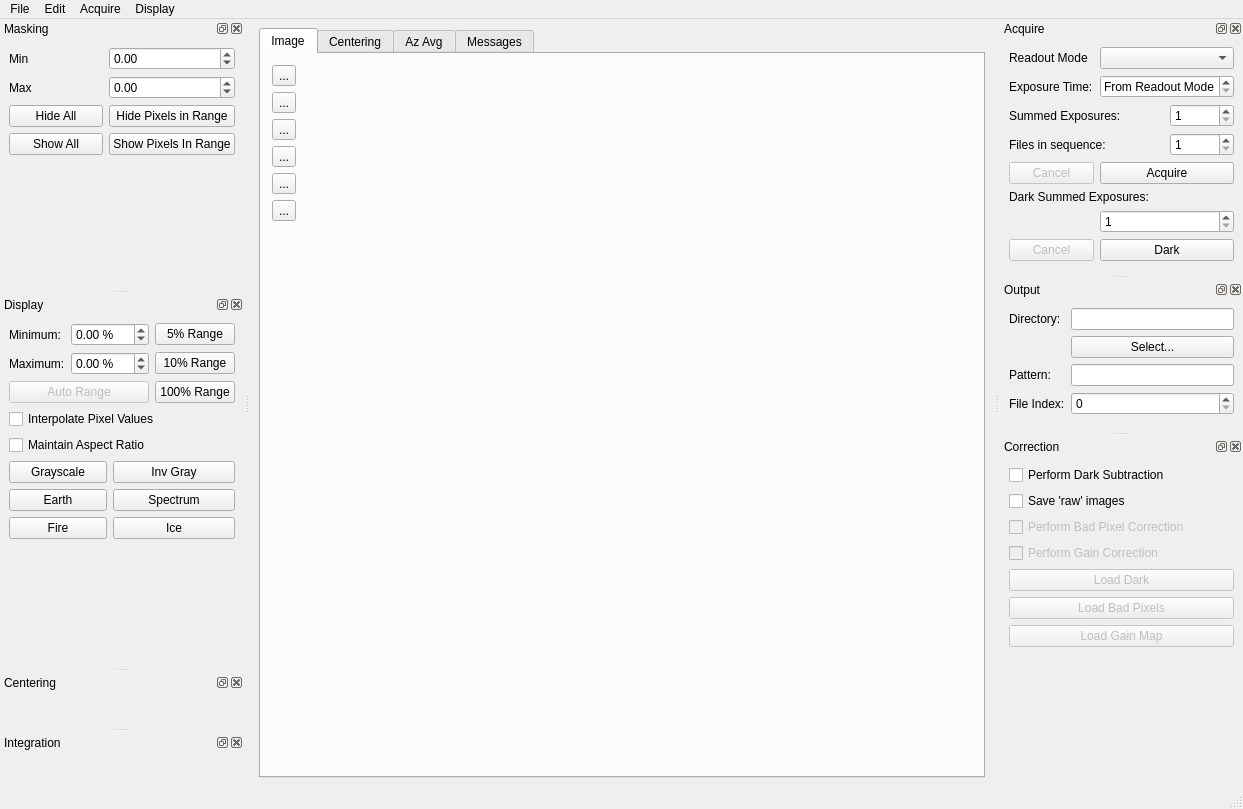
guyjennings/qxrd, file qxrdwindow.ui: the form before one commit.
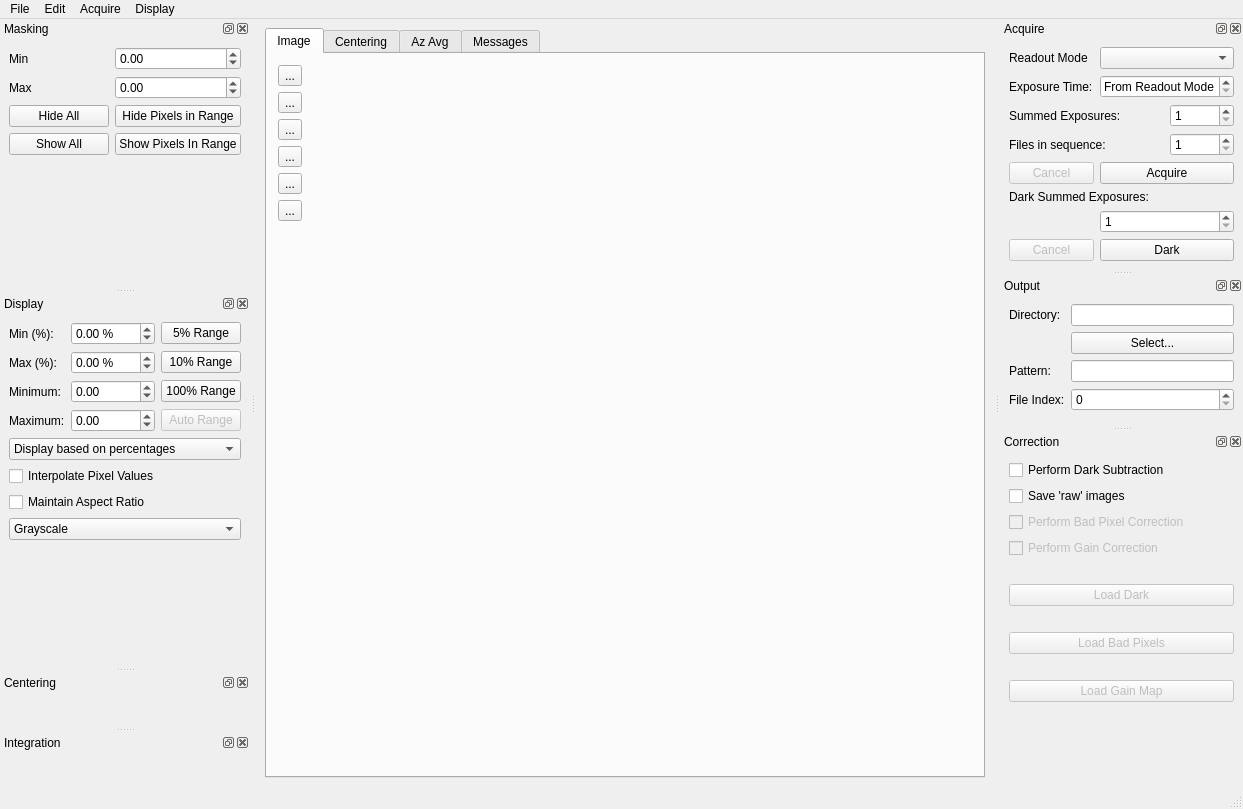
The form after the commit. Icons and pictures are not drawn. Custom widgets are drawn as their Qt base class.

What changed in the file:
```diff
--- a/qxrdwindow.ui
+++ b/qxrdwindow.ui
@@ -71,7 +71,7 @@
                <string>...</string>
               </property>
               <property name="icon">
-               <iconset resource="qxrdresources.qrc">
+               <iconset>
                 <normaloff>:/images/images/zoom-in.png</normaloff>:/images/images/zoom-in.png</iconset>
               </property>
               <property name="iconSize">
@@ -97,7 +97,7 @@
                <string>...</string>
               </property>
               <property name="icon">
-               <iconset resource="qxrdresources.qrc">
+               <iconset>
                 <normaloff>:/images/images/zoom-out.png</normaloff>:/images/images/zoom-out.png</iconset>
               </property>
               <property name="iconSize">
@@ -130,7 +130,7 @@
                <string>...</string>
               </property>
               <property name="icon">
-               <iconset resource="qxrdresources.qrc">
+               <iconset>
                 <normaloff>:/images/images/zoom-all.png</normaloff>:/images/images/zoom-all.png</iconset>
               </property>
               <property name="iconSize">
@@ -147,7 +147,7 @@
                <string>...</string>
               </property>
               <property name="icon">
-               <iconset resource="qxrdresources.qrc">
+               <iconset>
                 <normaloff>:/images/images/ringfinder.png</normaloff>:/images/images/ringfinder.png</iconset>
               </property>
               <property name="iconSize">
@@ -170,7 +170,7 @@
                <string>...</string>
               </property>
               <property name="icon">
-               <iconset resource="qxrdresources.qrc">
+               <iconset>
                 <normaloff>:/images/images/slice.png</normaloff>:/images/images/slice.png</iconset>
               </property>
               <property name="iconSize">
@@ -193,7 +193,7 @@
                <string>...</string>
               </property>
               <property name="icon">
-               <iconset resource="qxrdresources.qrc">
+               <iconset>
                 <normaloff>:/images/images/measure.png</normaloff>:/images/images/measure.png</iconset>
               </property>
               <property name="iconSize">
@@ -241,7 +241,7 @@
                <string>...</string>
               </property>
               <property name="icon">
-               <iconset resource="qxrdresources.qrc">
+               <iconset>
                 <normaloff>:/images/images/zoom-in.png</normaloff>:/images/images/zoom-in.png</iconset>
               </property>
               <property name="iconSize">
@@ -261,7 +261,7 @@
                <string>...</string>
               </property>
               <property name="icon">
-               <iconset resource="qxrdresources.qrc">
+               <iconset>
                 <normaloff>:/images/images/zoom-out.png</normaloff>:/images/images/zoom-out.png</iconset>
               </property>
               <property name="iconSize">
@@ -294,7 +294,7 @@
                <string>...</string>
               </property>
               <property name="icon">
-               <iconset resource="qxrdresources.qrc">
+               <iconset>
                 <normaloff>:/images/images/zoom-all.png</normaloff>:/images/images/zoom-all.png</iconset>
               </property>
               <property name="iconSize">
@@ -340,7 +340,7 @@
                <string>...</string>
               </property>
               <property name="icon">
-               <iconset resource="qxrdresources.qrc">
+               <iconset>
                 <normaloff>:/images/images/zoom-in.png</normaloff>:/images/images/zoom-in.png</iconset>
               </property>
               <property name="iconSize">
@@ -360,7 +360,7 @@
                <string>...</string>
               </property>
               <property name="icon">
-               <iconset resource="qxrdresources.qrc">
+               <iconset>
                 <normaloff>:/images/images/zoom-out.png</normaloff>:/images/images/zoom-out.png</iconset>
               </property>
               <property name="iconSize">
@@ -393,7 +393,7 @@
                <string>...</string>
               </property>
               <property name="icon">
-               <iconset resource="qxrdresources.qrc">
+               <iconset>
                 <normaloff>:/images/images/zoom-all.png</normaloff>:/images/images/zoom-all.png</iconset>
               </property>
               <property name="iconSize">
@@ -526,7 +526,7 @@
      <x>0</x>
      <y>0</y>
      <width>1243</width>
-     <height>21</height>
+     <height>23</height>
     </rect>
    </property>
    <widget class="QMenu" name="menuFile">
@@ -971,6 +971,13 @@
        </property>
       </widget>
      </item>
+     <item>
+      <widget class="QLabel" name="m_DarkImagePath">
+       <property name="text">
+        <string/>
+       </property>
+      </widget>
+     </item>
      <item>
       <widget class="QPushButton" name="m_LoadDarkButton">
        <property name="enabled">
@@ -981,6 +988,13 @@
        </property>
       </widget>
      </item>
+     <item>
+      <widget class="QLabel" name="m_BadPixelsPath">
+       <property name="text">
+        <string/>
+       </property>
+      </widget>
+     </item>
      <item>
       <widget class="QPushButton" name="m_LoadBadPixelsButton">
        <property name="enabled">
@@ -991,6 +1005,13 @@
        </property>
       </widget>
      </item>
+     <item>
+      <widget class="QLabel" name="m_GainMapPath">
+       <property name="text">
+        <string/>
+       </property>
+      </widget>
+     </item>
      <item>
       <widget class="QPushButton" name="m_LoadGainCorrection">
        <property name="enabled">
@@ -1116,12 +1137,12 @@
      <item row="0" column="0">
       <widget class="QLabel" name="label_11">
        <property name="text">
-        <string>Minimum:</string>
+        <string>Min (%):</string>
        </property>
       </widget>
      </item>
      <item row="0" column="1" colspan="2">
-      <widget class="QDoubleSpinBox" name="m_DisplayMinimum">
+      <widget class="QDoubleSpinBox" name="m_DisplayMinimumPct">
        <property name="suffix">
         <string> %</string>
        </property>
@@ -1143,12 +1164,12 @@
      <item row="1" column="0">
       <widget class="QLabel" name="label_12">
        <property name="text">
-        <string>Maximum:</string>
+        <string>Max (%):</string>
        </property>
       </widget>
      </item>
      <item row="1" column="1" colspan="2">
-      <widget class="QDoubleSpinBox" name="m_DisplayMaximum">
+      <widget class="QDoubleSpinBox" name="m_DisplayMaximumPct">
        <property name="suffix">
         <string> %</string>
        </property>
@@ -1167,24 +1188,7 @@
        </property>
       </widget>
      </item>
-     <item row="2" column="0" colspan="3">
-      <widget class="QPushButton" name="m_AutoRange">
-       <property name="enabled">
-        <bool>false</bool>
-       </property>
-       <property name="text">
-        <string>Auto Range</string>
-       </property>
-      </widget>
-     </item>
-     <item row="2" column="3">
-      <widget class="QPushButton" name="m_Display_100pct">
-       <property name="text">
-        <string>100% Range</string>
-       </property>
-      </widget>
-     </item>
-     <item row="3" column="0" colspan="4">
+     <item row="7" column="0" colspan="4">
       <widget class="QCheckBox" name="m_InterpolatePixels">
        <property name="toolTip">
         <string>Gives a smoother display when zoomed in</string>
@@ -1194,7 +1198,7 @@
        </property>
       </widget>
      </item>
-     <item row="4" column="0" colspan="4">
+     <item row="8" column="0" colspan="4">
       <widget class="QCheckBox" name="m_MaintainAspectRatio">
        <property name="toolTip">
         <string>Try to maintain the aspect ratio of the image as it is zoomed and resized</string>
@@ -1204,49 +1208,7 @@
        </property>
       </widget>
      </item>
-     <item row="5" column="0" colspan="2">
-      <widget class="QPushButton" name="m_GrayscaleButton">
-       <property name="text">
-        <string>Grayscale</string>
-       </property>
-      </widget>
-     </item>
-     <item row="5" column="2" colspan="2">
-      <widget class="QPushButton" name="m_InvGrayscaleButton">
-       <property name="text">
-        <string>Inv Gray</string>
-       </property>
-      </widget>
-     </item>
-     <item row="6" column="0" colspan="2">
-      <widget class="QPushButton" name="m_EarthTonesButton">
-       <property name="text">
-        <string>Earth</string>
-       </property>
-      </widget>
-     </item>
-     <item row="6" column="2" colspan="2">
-      <widget class="QPushButton" name="m_SpectrumButton">
-       <property name="text">
-        <string>Spectrum</string>
-       </property>
-      </widget>
-     </item>
-     <item row="7" column="0" colspan="2">
-      <widget class="QPushButton" name="m_FireButton">
-       <property name="text">
-        <string>Fire</string>
-       </property>
-      </widget>
-     </item>
-     <item row="7" column="2" colspan="2">
-      <widget class="QPushButton" name="m_IceButton">
-       <property name="text">
-        <string>Ice</string>
-       </property>
-      </widget>
-     </item>
-     <item row="8" column="0" colspan="4">
+     <item row="10" column="0" colspan="4">
       <spacer name="verticalSpacer_3">
        <property name="orientation">
         <enum>Qt::Vertical</enum>
@@ -1259,6 +1221,111 @@
        </property>
       </spacer>
      </item>
+     <item row="3" column="0">
+      <widget class="QLabel" name="label_14">
+       <property name="text">
+        <string>Minimum:</string>
+       </property>
+      </widget>
+     </item>
+     <item row="3" column="1" colspan="2">
+      <widget class="QDoubleSpinBox" name="m_DisplayMinimumVal">
+       <property name="suffix">
+        <string/>
+       </property>
+       <property name="minimum">
+        <double>-20.000000000000000</double>
+       </property>
+       <property name="maximum">
+        <double>100000.000000000000000</double>
+       </property>
+      </widget>
+     </item>
+     <item row="4" column="0">
+      <widget class="QLabel" name="label_15">
+       <property name="text">
+        <string>Maximum:</string>
+       </property>
+      </widget>
+     </item>
+     <item row="4" column="1" colspan="2">
+      <widget class="QDoubleSpinBox" name="m_DisplayMaximumVal">
+       <property name="suffix">
+        <string/>
+       </property>
+       <property name="minimum">
+        <double>-20.000000000000000</double>
+       </property>
+       <property name="maximum">
+        <double>100000.000000000000000</double>
+       </property>
+      </widget>
+     </item>
+     <item row="3" column="3">
+      <widget class="QPushButton" name="m_Display_100pct">
+       <property name="text">
+        <string>100% Range</string>
+       </property>
+      </widget>
+     </item>
+     <item row="4" column="3">
+      <widget class="QPushButton" name="m_AutoRange">
+       <property name="enabled">
+        <bool>false</bool>
+       </property>
+       <property name="text">
+        <string>Auto Range</string>
+       </property>
+      </widget>
+     </item>
+     <item row="6" column="0" colspan="4">
+      <widget class="QComboBox" name="m_DisplayScalingMode">
+       <item>
+        <property name="text">
+         <string>Display based on percentages</string>
+        </property>
+       </item>
+       <item>
+        <property name="text">
+         <string>Display based on abs. values</string>
+        </property>
+       </item>
+      </widget>
+     </item>
+     <item row="9" column="0" colspan="4">
+      <widget class="QComboBox" name="m_DisplayColorMap">
+       <item>
+        <property name="text">
+         <string>Grayscale</string>
+        </property>
+       </item>
+       <item>
+        <property name="text">
+         <string>Inverted grayscale</string>
+        </property>
+       </item>
+       <item>
+        <property name="text">
+         <string>Earth</string>
+        </property>
+       </item>
+       <item>
+        <property name="text">
+         <string>Spectrum</string>
+        </property>
+       </item>
+       <item>
+        <property name="text">
+         <string>Fire</string>
+        </property>
+       </item>
+       <item>
+        <property name="text">
+         <string>Ice</string>
+        </property>
+       </item>
+      </widget>
+     </item>
     </layout>
    </widget>
   </widget>
@@ -1306,7 +1373,7 @@
   </action>
   <action name="m_ActionLoadData">
    <property name="icon">
-    <iconset resource="qxrdresources.qrc">
+    <iconset>
      <normaloff>:/images/images/fileopen.png</normaloff>:/images/images/fileopen.png</iconset>
    </property>
    <property name="text">
@@ -1399,7 +1466,7 @@
   </action>
   <action name="m_ActionImportData">
    <property name="icon">
-    <iconset resource="qxrdresources.qrc">
+    <iconset>
      <normaloff>:/images/images/fileopen.png</normaloff>:/images/images/fileopen.png</iconset>
    </property>
    <property name="text">
@@ -1408,7 +1475,7 @@
   </action>
   <action name="m_ActionTest">
    <property name="icon">
-    <iconset resource="qxrdresources.qrc">
+    <iconset>
      <normaloff>:/images/images/zoom-in.png</normaloff>:/images/images/zoom-in.png</iconset>
    </property>
    <property name="text">
@@ -1449,7 +1516,7 @@
   </action>
   <action name="m_ActionSetCenter">
    <property name="icon">
-    <iconset resource="qxrdresources.qrc">
+    <iconset>
      <normaloff>:/images/images/ringfinder.png</normaloff>:/images/images/ringfinder.png</iconset>
    </property>
    <property name="text">
```
Left out of the diff: 4 changed lines with no effect on the pictures.
